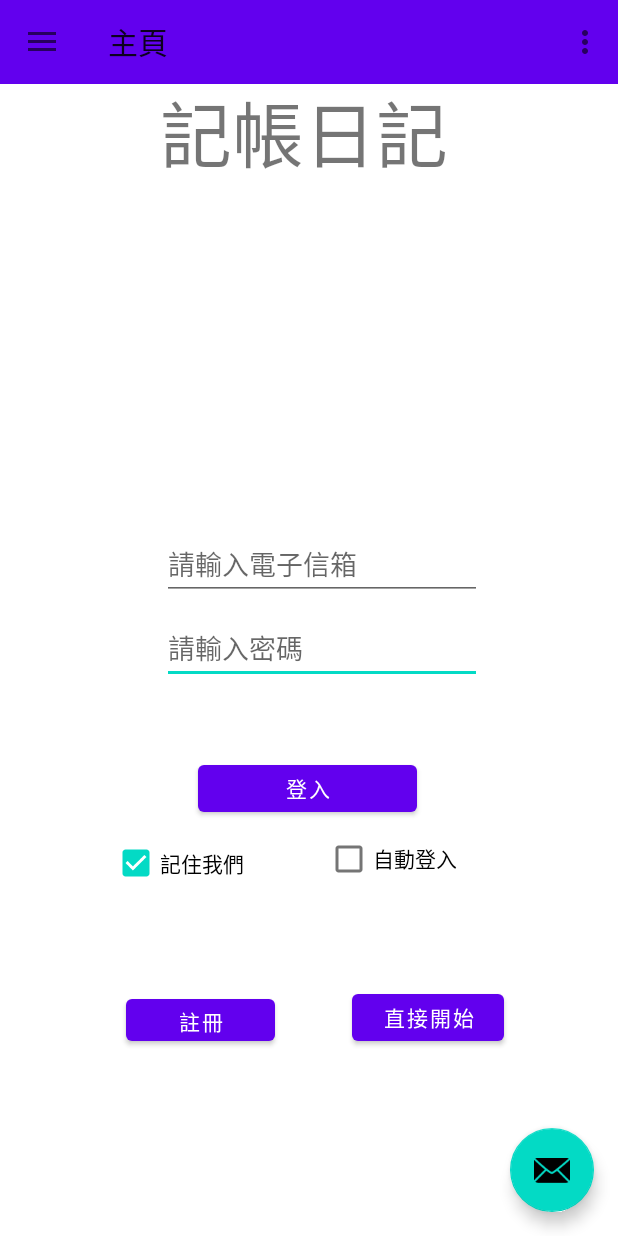
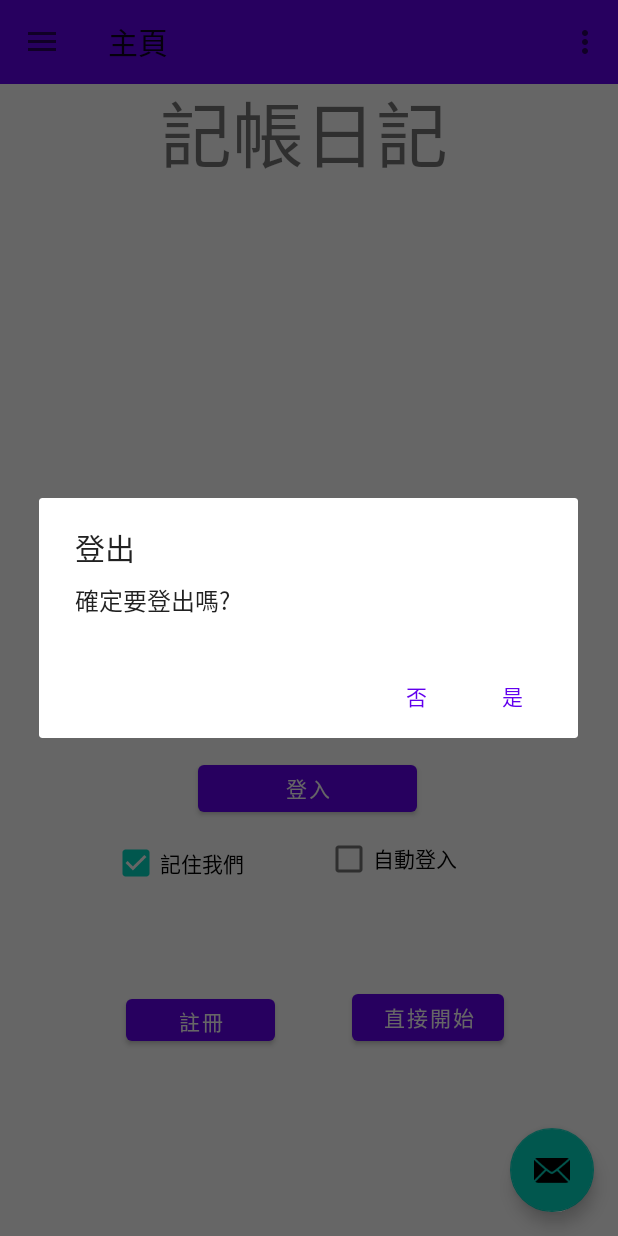
Before and after one commit to k30023105/TrackExpensesDiaryDemo1, an Android app: the screen it shows after launch (MainActivity), in the options menu, after a tap on "登出", on a phone screen of 412 x 824 dp. Run offline under Robolectric (Android 15) with nearby library versions, the phone set to English and light mode, and no system bars; our stand-ins replace navigation-ui.

Commit message:
v1.6 右側菜單登出功能實作

```diff
--- a/app/src/main/java/com/example/trackexpensesdiarydemo/MainActivity.java
+++ b/app/src/main/java/com/example/trackexpensesdiarydemo/MainActivity.java
@@ -1,12 +1,21 @@
 package com.example.trackexpensesdiarydemo;
 
+import android.content.DialogInterface;
+import android.content.Intent;
+import android.content.SharedPreferences;
 import android.os.Bundle;
+import android.view.MenuInflater;
+import android.view.MenuItem;
 import android.view.View;
 import android.view.Menu;
+import android.widget.Toast;
 
+import com.example.trackexpensesdiarydemo.ui.home.HomeFragment;
 import com.google.android.material.snackbar.Snackbar;
 import com.google.android.material.navigation.NavigationView;
 
+import androidx.annotation.NonNull;
+import androidx.appcompat.app.AlertDialog;
 import androidx.navigation.NavController;
 import androidx.navigation.Navigation;
 import androidx.navigation.ui.AppBarConfiguration;
@@ -50,14 +59,44 @@ public class MainActivity extends AppCompatActivity {
     @Override
     public boolean onCreateOptionsMenu(Menu menu) {
         // Inflate the menu; this adds items to the action bar if it is present.
-        getMenuInflater().inflate(R.menu.main, menu);
+       getMenuInflater().inflate(R.menu.main, menu);
         return true;
     }
-
     @Override
     public boolean onSupportNavigateUp() {
         NavController navController = Navigation.findNavController(this, R.id.nav_host_fragment_content_main);
         return NavigationUI.navigateUp(navController, mAppBarConfiguration)
                 || super.onSupportNavigateUp();
     }
+    @Override
+    public boolean onOptionsItemSelected(MenuItem item) {
+        switch (item.getItemId())
+        {
+            case R.id.action_logout:
+                AlertDialog.Builder logoutbtn = new AlertDialog.Builder(this);
+                logoutbtn.setTitle("登出");
+                logoutbtn.setMessage("確定要登出嗎?");
+                logoutbtn.setPositiveButton("是", new DialogInterface.OnClickListener() {
+                    @Override
+                    public void onClick(DialogInterface dialog, int which) {
+                        memberDataPre = getSharedPreferences("memberDataPre",MODE_PRIVATE);
+                        SharedPreferences.Editor editor = memberDataPre.edit();
+                        editor.remove("usernickname");
+                        editor.remove("useremail");
+                        editor.apply();
+                        Intent intent = new Intent(MainActivity.this,HomeFragment.class);
+                        startActivity(intent);
+                    }
+                });
+        logoutbtn.setNegativeButton("否", new DialogInterface.OnClickListener() {
+            @Override
+            public void onClick(DialogInterface dialog, int which) {
+
+            }
+        });
+        AlertDialog dialog = logoutbtn.create();
+        dialog.show();
+        }
+        return super.onOptionsItemSelected(item);
+    }
 }
--- a/app/src/main/java/com/example/trackexpensesdiarydemo/ui/diary/DiaryFragment.java
+++ b/app/src/main/java/com/example/trackexpensesdiarydemo/ui/diary/DiaryFragment.java
@@ -10,18 +10,18 @@ import androidx.annotation.NonNull;
 import androidx.fragment.app.Fragment;
 import androidx.lifecycle.ViewModelProvider;
 
-import com.example.trackexpensesdiarydemo.databinding.FragmentSlideshowBinding;
+import com.example.trackexpensesdiarydemo.databinding.FragmentDiaryBinding;
 
 public class DiaryFragment extends Fragment {
 
-    private FragmentSlideshowBinding binding;
+    private FragmentDiaryBinding binding;
 
     public View onCreateView(@NonNull LayoutInflater inflater,
                              ViewGroup container, Bundle savedInstanceState) {
         DiaryViewModel slideshowViewModel =
                 new ViewModelProvider(this).get(DiaryViewModel.class);
 
-        binding = FragmentSlideshowBinding.inflate(inflater, container, false);
+        binding = FragmentDiaryBinding.inflate(inflater, container, false);
         View root = binding.getRoot();
 
         final TextView textView = binding.textSlideshow;
--- a/app/src/main/java/com/example/trackexpensesdiarydemo/ui/trackexpenses/TrackExpensesFragment.java
+++ b/app/src/main/java/com/example/trackexpensesdiarydemo/ui/trackexpenses/TrackExpensesFragment.java
@@ -188,6 +188,7 @@ public class TrackExpensesFragment extends Fragment {
                 binding.calculatorNuberView.setText(show_equation);
             }
         });
+        return root;
     }
 
     protected boolean operatorPriorityCompare(char operator1, char operator2) {
@@ -320,7 +321,7 @@ public class TrackExpensesFragment extends Fragment {
         return operand.get(0).toString();
     }
 
-    @Override
+   /* @Override
     public void onClick(View v) {
         binding.saveBtn.setOnClickListener(new View.OnClickListener() {
             @Override
@@ -328,7 +329,7 @@ public class TrackExpensesFragment extends Fragment {
 
             }
         });
-    }
+    }*/
     @Override
     public void onDestroyView() {
         super.onDestroyView();
--- a/app/src/main/res/menu/activity_main_drawer.xml
+++ b/app/src/main/res/menu/activity_main_drawer.xml
@@ -6,22 +6,27 @@
     <group android:checkableBehavior="single">
         <item
             android:id="@+id/nav_home"
+            android:actionLayout="@layout/fragment_home"
             android:icon="@drawable/baseline_home_24"
             android:title="@string/menu_home" />
         <item
             android:id="@+id/nav_trackexpenses"
+            android:actionLayout="@layout/fragment_trackexpenses"
             android:icon="@drawable/baseline_attach_money_24"
             android:title="@string/menu_trackexpenses" />
         <item
             android:id="@+id/nav_diary"
+            android:actionLayout="@layout/fragment_diary"
             android:icon="@drawable/baseline_book_24"
             android:title="@string/menu_diary" />
         <item
             android:id="@+id/nav_uniforminvoicelottery"
+            android:actionLayout="@layout/fragment_uniform_invoice_lottery"
             android:icon="@drawable/baseline_volunteer_activism_24"
             android:title="@string/menu_uniforminvoicelottery" />
         <item
             android:id="@+id/nav_member"
+            android:actionLayout="@layout/fragment_member"
             android:icon="@drawable/baseline_emoji_people_24"
             android:title="@string/menu_member" />
     </group>
--- a/app/src/main/res/menu/main.xml
+++ b/app/src/main/res/menu/main.xml
@@ -2,7 +2,7 @@
 <menu xmlns:android="http://schemas.android.com/apk/res/android"
     xmlns:app="http://schemas.android.com/apk/res-auto">
     <item
-        android:id="@+id/action_settings"
+        android:id="@+id/action_logout"
         android:orderInCategory="100"
         android:title="@string/action_settings"
         app:showAsAction="never" />
```
Also changed, not shown: app/src/main/java/com/example/trackexpensesdiarydemo/ui/ReigisterActivity.java (+7 -0 lines), app/src/main/res/layout/fragment_uniform_invoice_lottery.xml (+1 -8 lines).
